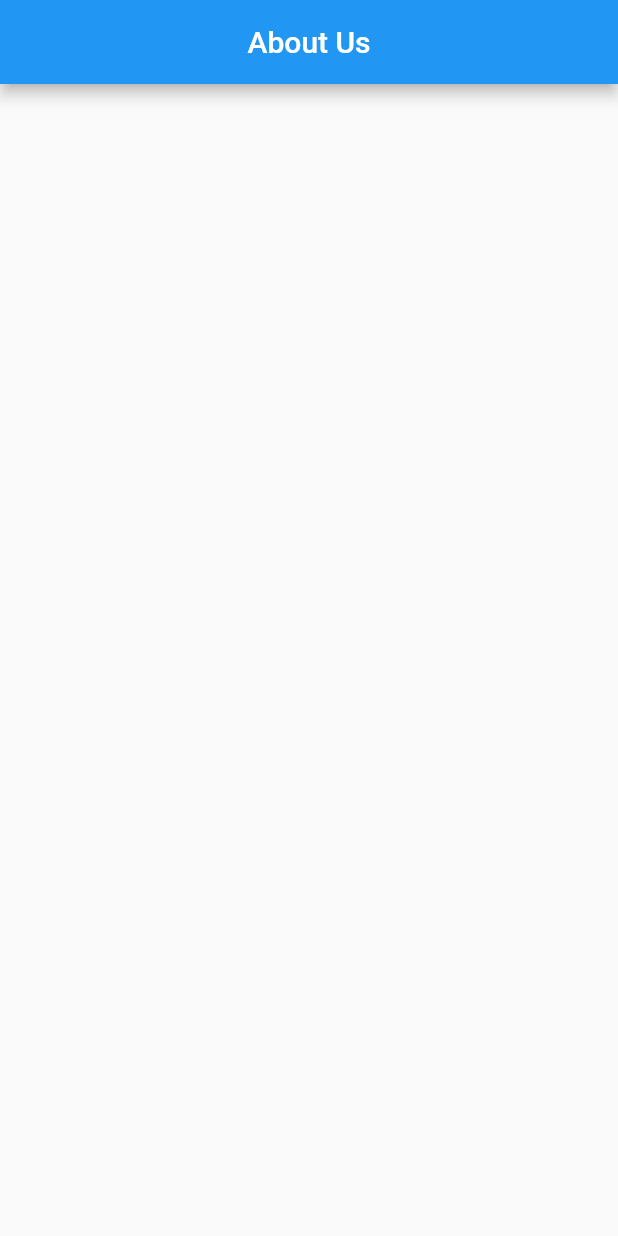
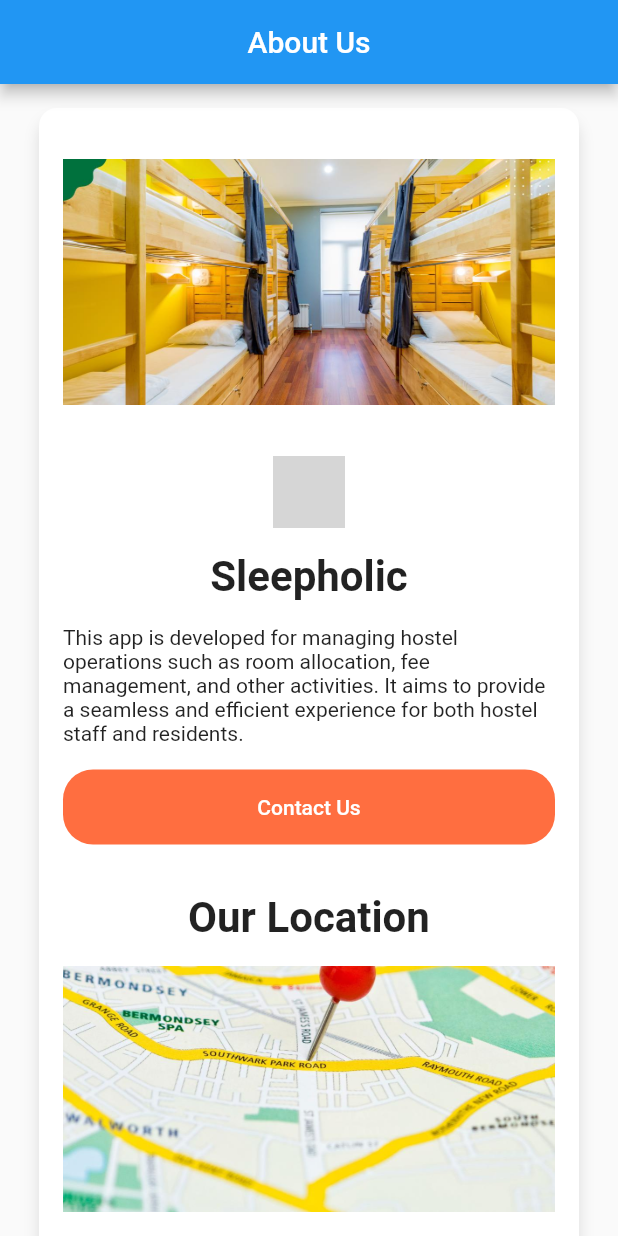
Before and after one commit to utsavshumsher/Hostel_Management_system, a Flutter app: the screen it shows after launch, on a phone screen of 412 x 824 dp. Run offline on Flutter 3.47's test engine with Material 2 defaults, Android fonts, the phone set to English and light mode, and no system bars; drawn by our look-alikes of carousel_slider; our stand-ins replace firebase_auth, firebase_core, flutter_rating_bar, google_fonts, motion_toast, pin_code_fields and 2 more; accounts and stored records are empty; Roboto replaces fonts that are missing (Alike); statements that could not run were skipped; grey boxes are pictures that could not be loaded.

Commit message:
:hammer: changes on about us

```diff
--- a/lib/about/aboutusScreens.dart
+++ b/lib/about/aboutusScreens.dart
@@ -27,7 +27,107 @@ class _AboutUsPageState extends State<AboutUsPage> {
         centerTitle: true,
         title: Text("About Us"),
       ),
-      body: SingleChildScrollView(),
+      body: SingleChildScrollView(
+        child: Padding(
+          padding: EdgeInsets.all(16),
+          child: Column(
+            mainAxisAlignment: MainAxisAlignment.center,
+            children: [
+              Container(
+                width: double.infinity,
+                margin: EdgeInsets.symmetric(horizontal: 10),
+                padding: EdgeInsets.all(16),
+                decoration: BoxDecoration(
+                  color: Colors.white,
+                  borderRadius: BorderRadius.circular(12),
+                  boxShadow: [
+                    BoxShadow(
+                      color: Colors.black12,
+                      offset: Offset(0, 8),
+                      blurRadius: 8,
+                    ),
+                  ],
+                ),
+                child: Column(
+                  crossAxisAlignment: CrossAxisAlignment.start,
+                  children: [
+                    CarouselSlider(
+                      options: CarouselOptions(
+                        height: 200,
+                        viewportFraction: 1.0,
+                        enlargeCenterPage: false,
+                        autoPlay: true,
+                        onPageChanged: (index, reason) {
+                          setState(() {
+                            _current = index;
+                          });
+                        },
+                      ),
+                      items: [
+                        Image.asset("assets/images/img_4.png"),
+                        Image.asset("assets/images/img.png"),
+                        Image.asset("assets/images/img_1.png"),
+                        Image.asset("assets/images/img_2.png"),
+                      ],
+                    ),
+                    SizedBox(height: 16),
+                    Row(
+                      mainAxisAlignment: MainAxisAlignment.center,
+                      children: [
+                        for (int i = 0; i < 3; i++)
+                          i == _current
+                              ? _buildDot(context, true)
+                              : _buildDot(context, false),
+                      ],
+                    ),
+                    SizedBox(height: 16),
+                    Center(
+                      child: Text(
+                        "Sleepholic",
+                        style: TextStyle(
+                            fontSize: 28, fontWeight: FontWeight.bold),
+                      ),
+                    ),
+                    SizedBox(height: 16),
+                    Text(
+                      "This app is developed for managing hostel operations such as room allocation, fee management, and other activities. It aims to provide a seamless and efficient experience for both hostel staff and residents.",
+                      style: Theme.of(context).textTheme.bodyText2,
+                    ),
+                    SizedBox(height: 16),
+                    Container(
+                      width: 400,
+                      height: 50,
+                      decoration: BoxDecoration(
+                        color: Colors.deepOrangeAccent,
+                        borderRadius: BorderRadius.circular(20),
+                      ),
+                      child: MaterialButton(
+                        // color: Theme.of(context).primaryColor,
+                        textColor: Colors.white,
+                        onPressed: () {
+                          // Open the company website or email
+                        },
+                        child: Text("Contact Us"),
+                      ),
+                    ),
+                    SizedBox(height: 32),
+                    Center(
+                      child: Text(
+                        "Our Location",
+                        style: TextStyle(
+                            fontSize: 28, fontWeight: FontWeight.bold),
+                      ),
+                    ),
+                    SizedBox(height: 16),
+                    Image.asset("assets/images/img_3.png"),
+                    SizedBox(height: 32),
+                  ],
+                ),
+              ),
+            ],
+          ),
+        ),
+      ),
     );
   }
 }
```
